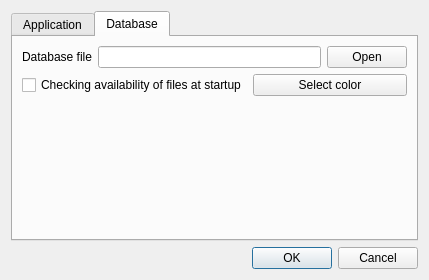
The window that src/settingswindow.ui (eugene-melnik/alexandra) describes before a commit, drawn with Qt 5.
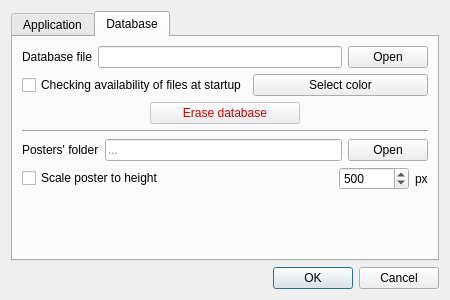
The same window after the commit. The open tabs and pages were chosen to show the change. Icons and pictures are not drawn.

Commit message: Changing database format and lot of changes

Patch:
```diff
--- a/src/settingswindow.ui
+++ b/src/settingswindow.ui
@@ -9,14 +9,14 @@
    <rect>
     <x>0</x>
     <y>0</y>
-    <width>429</width>
-    <height>280</height>
+    <width>450</width>
+    <height>300</height>
    </rect>
   </property>
   <property name="minimumSize">
    <size>
-    <width>425</width>
-    <height>280</height>
+    <width>450</width>
+    <height>300</height>
    </size>
   </property>
   <property name="windowTitle">
@@ -217,7 +217,7 @@
         </layout>
        </item>
        <item>
-        <layout class="QHBoxLayout" name="horizontalLayout">
+        <layout class="QHBoxLayout" name="hl4">
          <item>
           <widget class="QCheckBox" name="cCheckFilesAtStartup">
            <property name="text">
@@ -234,6 +234,143 @@
          </item>
         </layout>
        </item>
+       <item>
+        <layout class="QHBoxLayout" name="hl6">
+         <item>
+          <spacer name="hs2">
+           <property name="orientation">
+            <enum>Qt::Horizontal</enum>
+           </property>
+           <property name="sizeHint" stdset="0">
+            <size>
+             <width>40</width>
+             <height>20</height>
+            </size>
+           </property>
+          </spacer>
+         </item>
+         <item>
+          <widget class="QPushButton" name="bEraseDatabase">
+           <property name="enabled">
+            <bool>false</bool>
+           </property>
+           <property name="minimumSize">
+            <size>
+             <width>150</width>
+             <height>0</height>
+            </size>
+           </property>
+           <property name="styleSheet">
+            <string notr="true">color: rgb(200, 0, 0);</string>
+           </property>
+           <property name="text">
+            <string>Erase database</string>
+           </property>
+          </widget>
+         </item>
+         <item>
+          <spacer name="hs3">
+           <property name="orientation">
+            <enum>Qt::Horizontal</enum>
+           </property>
+           <property name="sizeHint" stdset="0">
+            <size>
+             <width>40</width>
+             <height>20</height>
+            </size>
+           </property>
+          </spacer>
+         </item>
+        </layout>
+       </item>
+       <item>
+        <widget class="Line" name="l2">
+         <property name="orientation">
+          <enum>Qt::Horizontal</enum>
+         </property>
+        </widget>
+       </item>
+       <item>
+        <layout class="QHBoxLayout" name="hl5">
+         <item>
+          <widget class="QLabel" name="labelPostersFolder">
+           <property name="text">
+            <string>Posters' folder</string>
+           </property>
+          </widget>
+         </item>
+         <item>
+          <widget class="QLineEdit" name="ePostersFolder">
+           <property name="text">
+            <string notr="true"/>
+           </property>
+           <property name="readOnly">
+            <bool>true</bool>
+           </property>
+           <property name="placeholderText">
+            <string notr="true">...</string>
+           </property>
+          </widget>
+         </item>
+         <item>
+          <widget class="QPushButton" name="bOpenPostersFolder">
+           <property name="text">
+            <string>Open</string>
+           </property>
+          </widget>
+         </item>
+        </layout>
+       </item>
+       <item>
+        <layout class="QHBoxLayout" name="horizontalLayout">
+         <item>
+          <widget class="QCheckBox" name="cScalePoster">
+           <property name="text">
+            <string>Scale poster to height</string>
+           </property>
+          </widget>
+         </item>
+         <item>
+          <spacer name="hs4">
+           <property name="orientation">
+            <enum>Qt::Horizontal</enum>
+           </property>
+           <property name="sizeHint" stdset="0">
+            <size>
+             <width>40</width>
+             <height>20</height>
+            </size>
+           </property>
+          </spacer>
+         </item>
+         <item>
+          <widget class="QSpinBox" name="sbScaleToHeight">
+           <property name="minimumSize">
+            <size>
+             <width>70</width>
+             <height>0</height>
+            </size>
+           </property>
+           <property name="minimum">
+            <number>200</number>
+           </property>
+           <property name="maximum">
+            <number>5000</number>
+           </property>
+           <property name="value">
+            <number>500</number>
+           </property>
+          </widget>
+         </item>
+         <item>
+          <widget class="QLabel" name="labelPx">
+           <property name="text">
+            <string>px</string>
+           </property>
+          </widget>
+         </item>
+        </layout>
+       </item>
        <item>
         <spacer name="vs2">
          <property name="orientation">
```
Left out of the diff: 8 changed lines with no effect on the pictures. The commit also changes 12 other files.
